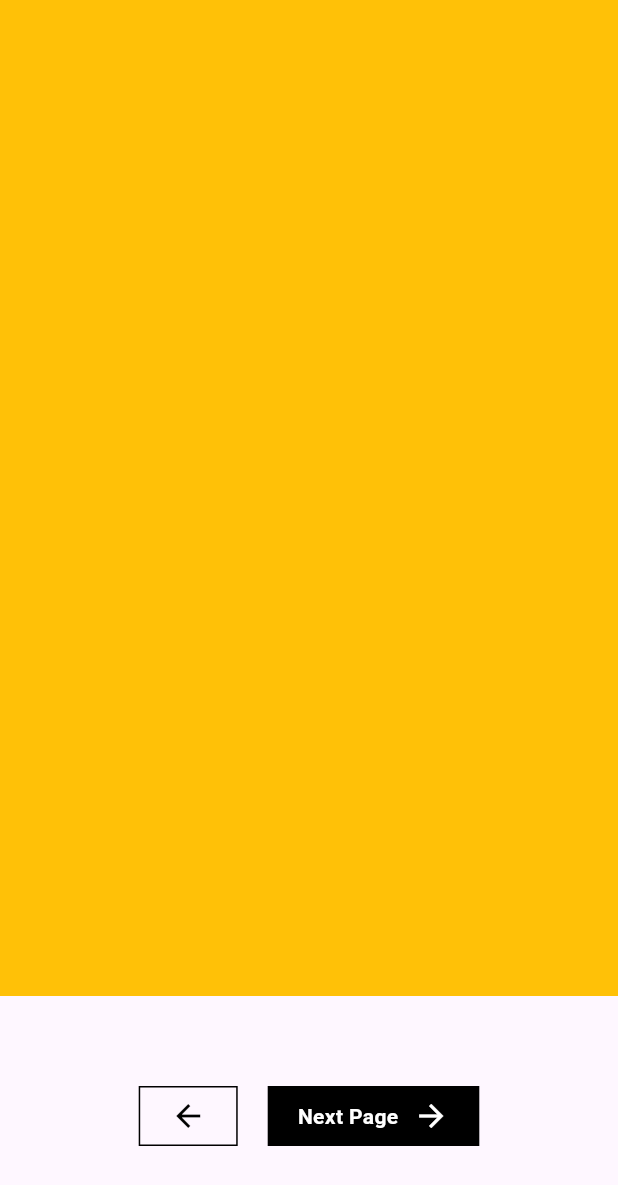
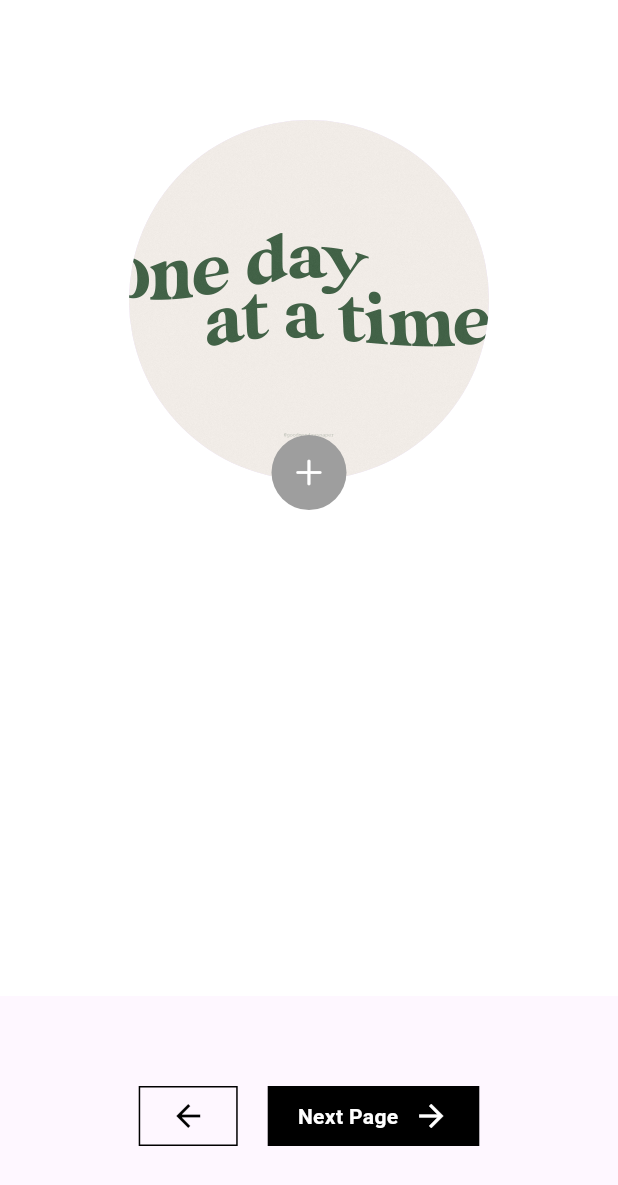
Before and after one commit to Sarahelkholy/flutter_logic, a Flutter app: the screen it shows after launch, swiped to page 3, on a phone screen of 412 x 824 dp. Shown: the top 1185 px of the screen. Run offline on Flutter 3.47's test engine with Material 3 defaults, Android fonts, the light colour scheme and no system bars.

Commit message:
- toggle selection

```diff
--- a/lib/screens/toggle_selection.dart
+++ b/lib/screens/toggle_selection.dart
@@ -1,10 +1,59 @@
+import 'package:flutter/cupertino.dart';
 import 'package:flutter/material.dart';
 
-class ToggleSelection extends StatelessWidget {
+class ToggleSelection extends StatefulWidget {
   const ToggleSelection({super.key});
 
   @override
+  State<ToggleSelection> createState() => _ToggleSelectionState();
+}
+
+class _ToggleSelectionState extends State<ToggleSelection> {
+  bool isFollowed = false;
+  @override
   Widget build(BuildContext context) {
-    return Scaffold(backgroundColor: Colors.amber);
+    return Scaffold(
+      backgroundColor: Colors.white,
+      body: Center(
+        child: Padding(
+          padding: const EdgeInsets.symmetric(vertical: 80),
+          child: Column(
+            children: [
+              Stack(
+                clipBehavior: Clip.none,
+                children: [
+                  CircleAvatar(
+                    backgroundImage: AssetImage('assets/image.png'),
+                    radius: 120,
+                  ),
+                  Positioned(
+                    bottom: -20,
+                    left: 0,
+                    right: 0,
+                    child: GestureDetector(
+                      onTap: () {
+                        setState(() {
+                          isFollowed = !isFollowed;
+                        });
+                      },
+                      child: CircleAvatar(
+                        radius: 25,
+                        backgroundColor: Colors.grey,
+                        child: isFollowed
+                            ? Icon(
+                                CupertinoIcons.check_mark,
+                                color: Colors.white,
+                              )
+                            : Icon(CupertinoIcons.add, color: Colors.white),
+                      ),
+                    ),
+                  ),
+                ],
+              ),
+            ],
+          ),
+        ),
+      ),
+    );
   }
 }
--- a/pubspec.yaml
+++ b/pubspec.yaml
@@ -59,6 +59,7 @@ flutter:
 
   # To add assets to your application, add an assets section, like this:
   assets:
+     - assets/
      - assets/animals/
      - assets/laptops/
 
```
Also changed, not shown: assets/image.png (added).
